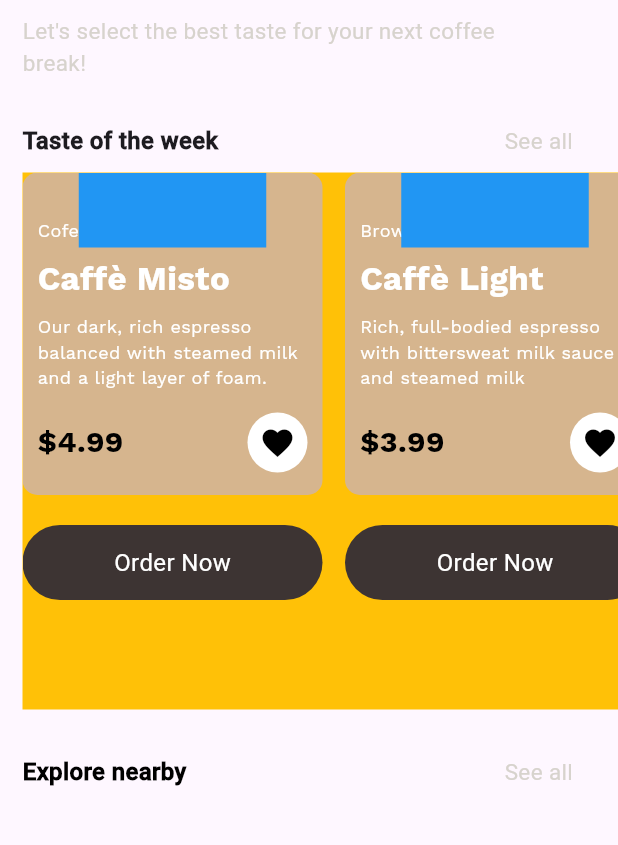
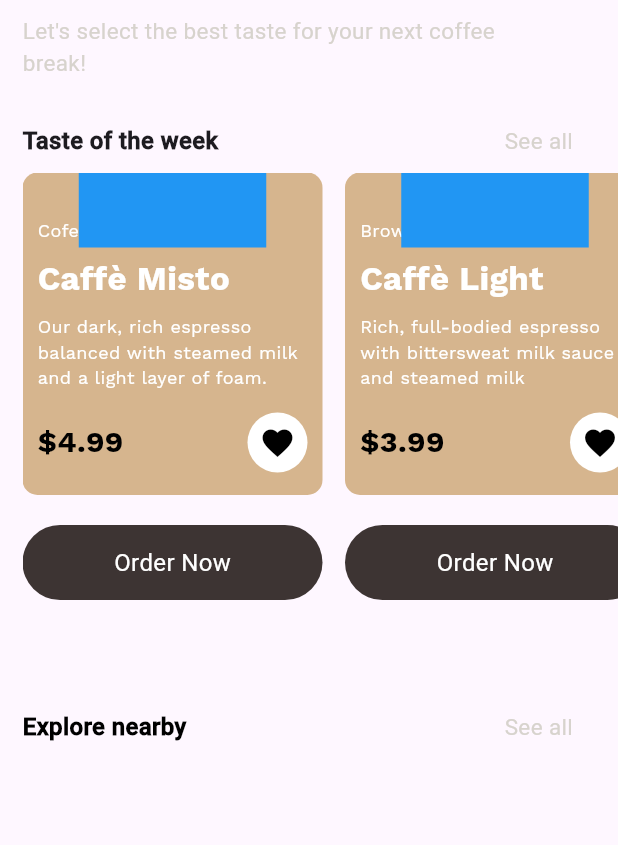
Before and after one commit to CTAakash07/CoffeeShop, a Flutter app: the HomeScreenView screen opened by its route, on a phone screen of 412 x 824 dp, the part 150-995 px from its top. Run offline on Flutter 3.47's test engine with Material 3 defaults, Android fonts, the phone set to English and light mode, and no system bars; our stand-ins replace flutter_svg, get, google_fonts; missing offline and left inert: dart:ffi.

Commit message:
Home Page UI half completed

```diff
--- a/lib/screens/homeScreen/home_screen_view.dart
+++ b/lib/screens/homeScreen/home_screen_view.dart
@@ -84,7 +84,6 @@ class HomeScreenView extends GetView<HomeScreenController> {
             SizedBox(height: 10,),
             Container(
               height: 358,
-              color: Colors.amber,
               child: Padding(
                 padding: const EdgeInsets.only(bottom: 5),
                 child: ListView.builder(
@@ -238,7 +237,6 @@ class HomeScreenView extends GetView<HomeScreenController> {
                 ),
               ),
             ),
-            SizedBox(height: 30,),
             const Row(
               mainAxisAlignment: MainAxisAlignment.spaceBetween,
               children: [
```
